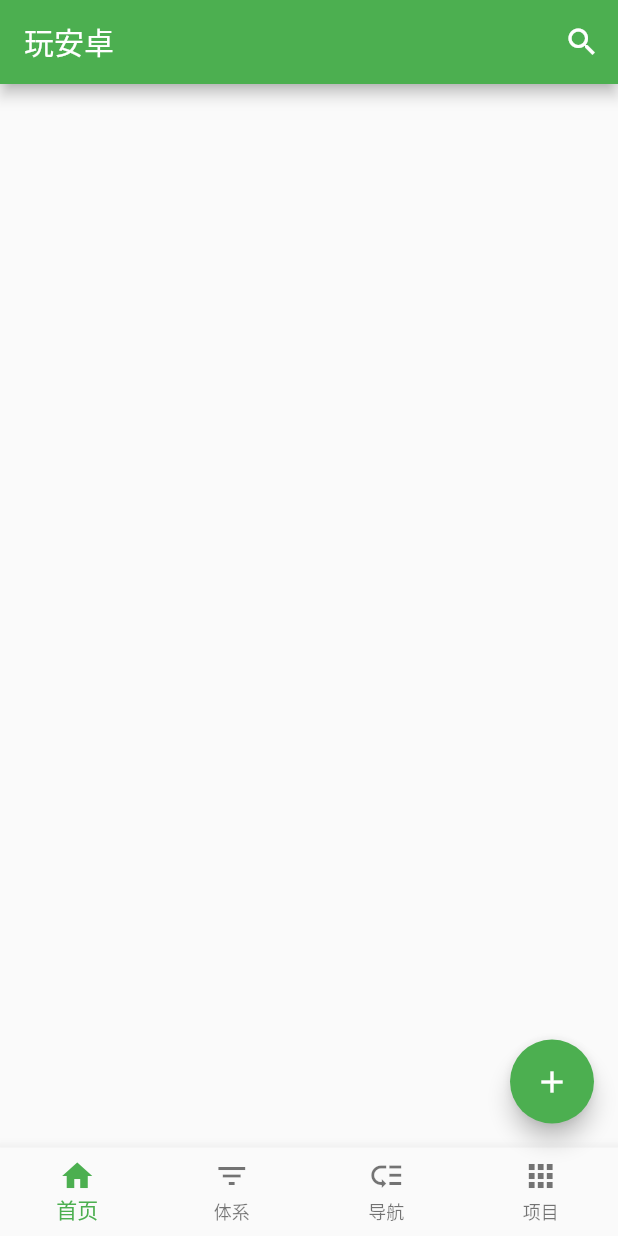
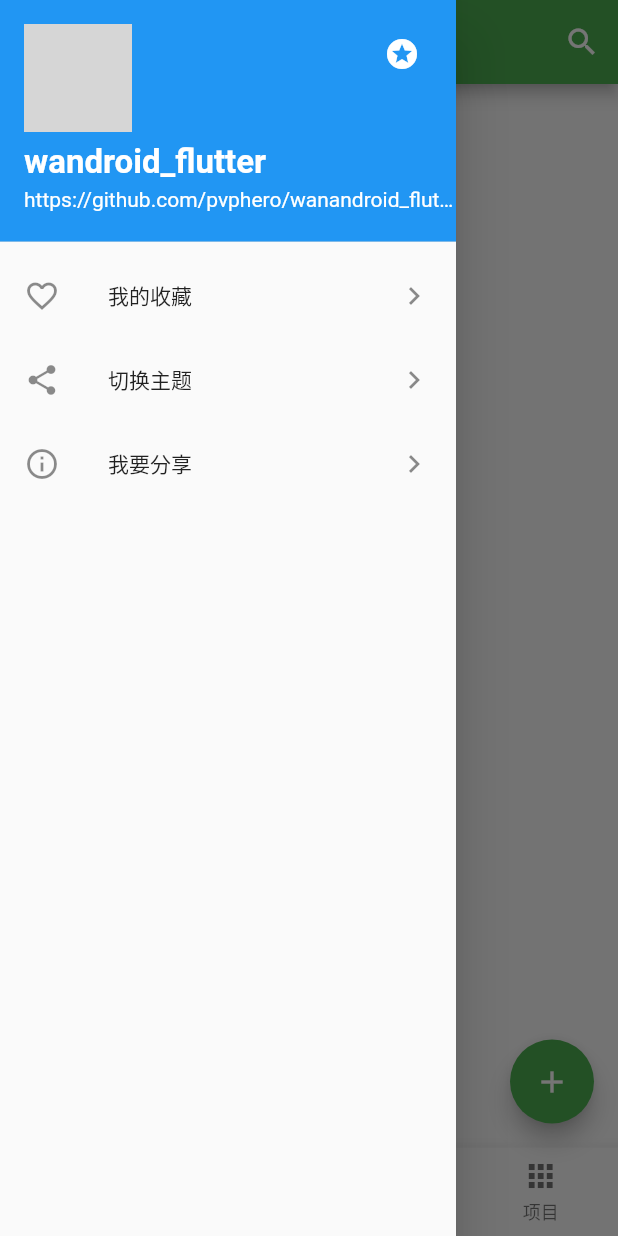
Before and after one commit to pvphero/wanandroid_flutter_app, a Flutter app: the screen it shows after launch, with the side drawer open (before the commit the screen has no drawer), on a phone screen of 412 x 824 dp. Run offline on Flutter 3.47's test engine with Material 2 defaults, Android fonts, the phone set to English and light mode, and no system bars; our stand-ins replace cookie_jar, dio, dio_cookie_manager, flutter_easyrefresh, flutter_swiper, fluttertoast and 2 more; missing offline and left inert: provide; network calls fail; statements that could not run were skipped; grey boxes are pictures that could not be loaded.

```diff
--- a/lib/main.dart
+++ b/lib/main.dart
@@ -1,7 +1,11 @@
 import 'package:flutter/material.dart';
 import 'package:fluttertoast/fluttertoast.dart';
 import 'package:provide/provide.dart';
+import 'package:share/share.dart';
 import 'package:shared_preferences/shared_preferences.dart';
+import 'package:wanandroid_flutter/pages/about.dart';
+import 'package:wanandroid_flutter/pages/articleDetail.dart';
+import 'package:wanandroid_flutter/pages/collectPage.dart';
 import 'package:wanandroid_flutter/pages/homePage.dart';
 import 'package:wanandroid_flutter/res/colors.dart';
 import 'package:wanandroid_flutter/res/strings.dart';
@@ -191,5 +195,84 @@ class _MyHomePageState extends State<MyHomePage> {
     _onItemTapped(3);
   }
 
-  Widget showDrawer() {}
+  Widget showDrawer() {
+    return Drawer(
+      child: ListView(
+        //ListView padding不为null的时候 drawer顶部的状态栏就不会有灰色的背景
+        padding: EdgeInsets.zero,
+        children: <Widget>[
+          UserAccountsDrawerHeader(
+              //头像
+              currentAccountPicture: GestureDetector(
+                child: ClipOval(
+                  child: Image.network(
+                      'https://avatars3.githubusercontent.com/u/10249862?s=400&u=23f947161b50cb0643fa11ebe2fd4bda1730889b&v=4.png'),
+                ),
+                onTap: () {
+                  Navigator.of(context).pop();
+                  Navigator.push(
+                    context,
+                    MaterialPageRoute(builder: (context) => AboutPage()),
+                  );
+                },
+              ),
+              otherAccountsPictures: <Widget>[
+                IconButton(
+                    icon: Icon(
+                      Icons.stars,
+                      color: Colors.white,
+                    ),
+                    onPressed: () {
+                      Navigator.of(context).pop();
+                      Navigator.push(
+                        context,
+                        MaterialPageRoute(
+                            builder: (context) => ArticleDetail(
+                                  title: "点个star",
+                                  url:
+                                      "https://github.com/pvphero/wanandroid_flutter_app",
+                                )),
+                      );
+                    })
+              ],
+              accountName: Text(
+                YString.proName,
+                style: TextStyle(fontWeight: FontWeight.bold, fontSize: 22),
+              ),
+              accountEmail: Text(YString.github)),
+          ListTile(
+            leading: Icon(Icons.favorite_border),
+            title: Text("我的收藏"),
+            trailing: Icon(Icons.chevron_right),
+            onTap: () {
+              Navigator.of(context).pop();
+              Navigator.push(context,
+                  MaterialPageRoute(builder: (context) => CollectPage()));
+            },
+          ),
+          ListTile(
+            leading: Icon(Icons.share),
+            title: Text("切换主题"),
+            trailing: Icon(Icons.chevron_right),
+            onTap: () {
+              Navigator.of(context).pop();
+              showThemeDialog();
+            },
+          ),
+          ListTile(
+            leading: Icon(Icons.info_outline),
+            title: Text("我要分享"),
+            trailing: Icon(Icons.chevron_right),
+            onTap: () {
+              Navigator.of(context).pop();
+              Share.share(
+                  '【玩安卓Flutter版】\nhttps://github.com/pvphero/wanandroid_flutter_app');
+            },
+          )
+        ],
+      ),
+    );
+  }
+
+  void showThemeDialog() {}
 }
--- a/lib/pages/homePage.dart
+++ b/lib/pages/homePage.dart
@@ -64,10 +64,10 @@ class _HomePageState extends State<HomePage> {
         header: PhoenixHeader(),
         footer: PhoenixFooter(),
         onRefresh: () async {
-          await Future.delayed(Duration(
+          await Future.delayed(
+              Duration(
                 seconds: 1,
-          ),
-                  () {
+              ), () {
             setState(() {
               _page = 0;
             });
@@ -89,6 +89,23 @@ class _HomePageState extends State<HomePage> {
           );
         },
 
+        slivers: <Widget>[
+          SliverList(
+              delegate: SliverChildBuilderDelegate(
+                    (context, index) {
+                  if (index == 0) {
+                    return getBanner();
+                  }
+                  if (index < articleDates.length - 1) {
+                    return getRow(index);
+                  }
+                  return null;
+                },
+                childCount: articleDates.length + 1,
+              )
+          ),
+        ],
+
       ),
     );
   }
@@ -109,4 +126,8 @@ class _HomePageState extends State<HomePage> {
     _swiperController.dispose();
     super.dispose();
   }
+
+  Widget getBanner() {}
+
+  Widget getRow(int index) {}
 }
```
Also changed, not shown: lib/pages/about.dart (added, +8 -0 lines), lib/pages/articleDetail.dart (added, +13 -0 lines), lib/pages/collectPage.dart (added, +8 -0 lines). Lines whose indentation alone changed are shown as unchanged.
